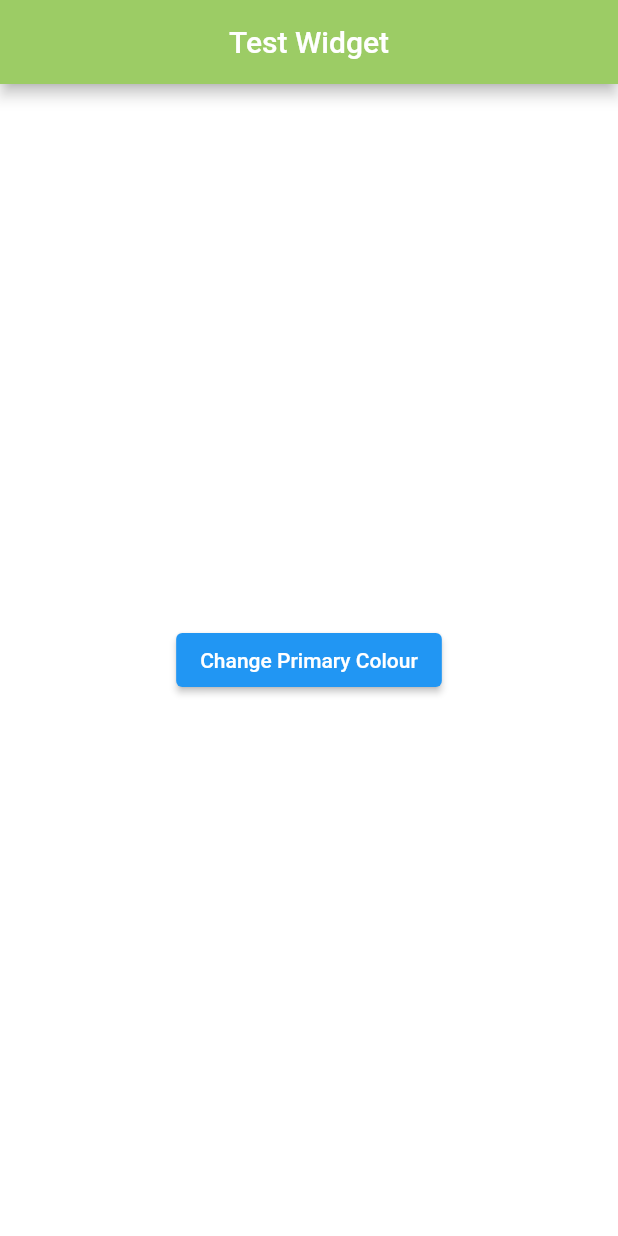
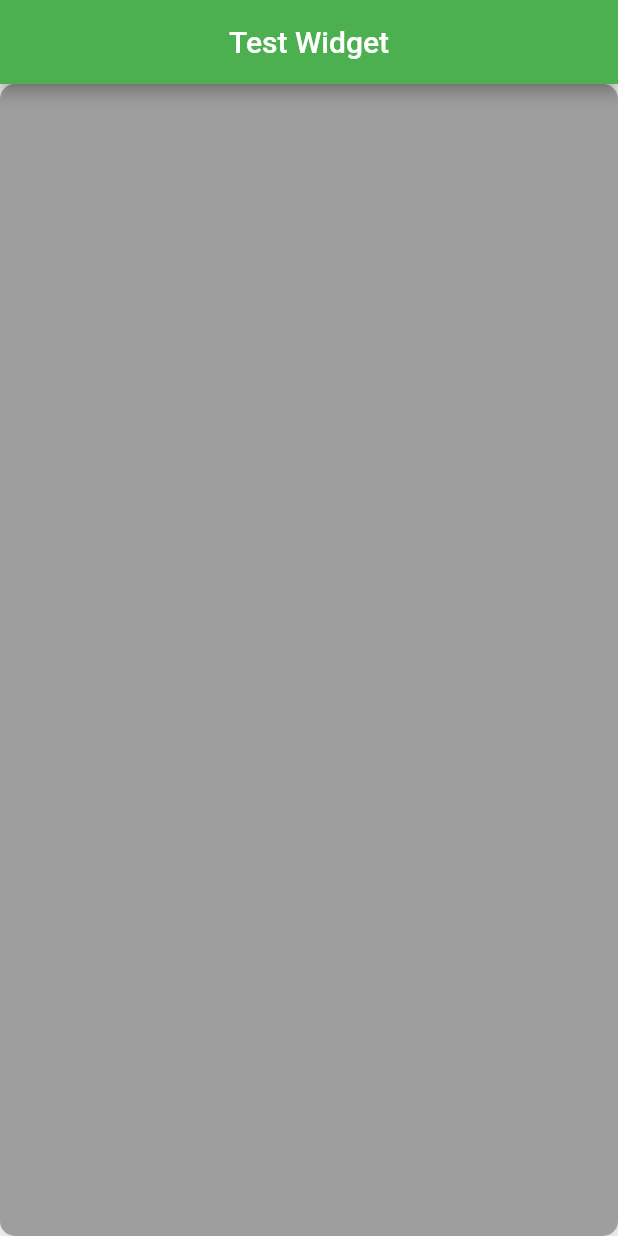
Before and after one commit to HadyMash/Releaf, a Flutter app: the screen it shows after launch, on a phone screen of 412 x 824 dp. Run offline on Flutter 3.47's test engine with Material 2 defaults, Android fonts, the phone set to English and light mode, and no system bars.

Commit message:
end of first actual day of working. Basic App Theme work done, making custom button

```diff
--- a/lib/shared/const/app_theme.dart
+++ b/lib/shared/const/app_theme.dart
@@ -1,4 +1,5 @@
 import 'package:flutter/material.dart';
+import 'package:flutter/cupertino.dart';
 import 'package:flutter/foundation.dart';
 import 'package:provider/provider.dart';
 
@@ -21,21 +22,23 @@ class ThemeBase {
 }
 
 class AppTheme with ChangeNotifier {
-  ThemeBase currentTheme;
-  ThemeBase lightTheme;
-  ThemeBase darkTheme;
+  late ThemeBase theme;
+  ThemeBase light;
+  ThemeBase dark;
 
   AppTheme({
-    required this.currentTheme,
-    required this.lightTheme,
-    required this.darkTheme,
-  });
+    required this.light,
+    required this.dark,
+  }) {
+    theme = light;
+  }
 
+  // TODO Make colour animate
   void toggleTheme() {
-    if (currentTheme.backgroundColor == lightTheme.backgroundColor) {
-      currentTheme = darkTheme;
-    } else if (currentTheme.backgroundColor == darkTheme.backgroundColor) {
-      currentTheme = lightTheme;
+    if (theme == light) {
+      theme = dark;
+    } else if (theme == dark) {
+      theme = light;
     }
     notifyListeners();
   }
@@ -45,22 +48,65 @@ class TestWidget extends StatelessWidget {
   @override
   Widget build(BuildContext context) {
     final AppTheme theme = Provider.of<AppTheme>(context);
-
     return Scaffold(
-      backgroundColor: theme.currentTheme.backgroundColor,
       appBar: AppBar(
+        backgroundColor: theme.theme.primary,
         title: Text('Test Widget'),
         centerTitle: true,
-        backgroundColor: theme.currentTheme.secondary,
       ),
-      body: Center(
-        child: ElevatedButton(
-          child: Text('Change Primary Colour'),
-          onPressed: () {
-            theme.toggleTheme();
-            print('toggling theme');
-          },
+      body: ThemedButton(),
+    );
+  }
+}
+
+class ThemedButton extends StatefulWidget {
+  // Button
+
+  @override
+  _ThemedButtonState createState() => _ThemedButtonState();
+}
+
+class _ThemedButtonState extends State<ThemedButton> {
+  @override
+  Widget build(BuildContext context) {
+    /*
+    return GestureDetector(
+      child: Container(
+        constraints: BoxConstraints(),
+        child: Text(
+          'Click Me!',
+          style: TextStyle(),
         ),
+        alignment: Alignment.center,
+        decoration: BoxDecoration(
+          color: Colors.grey,
+          borderRadius: BorderRadius.circular(10),
+          boxShadow: [
+            BoxShadow(
+              blurRadius: 10.0,
+              spreadRadius: 0,
+              color: Colors.black.withAlpha(60),
+              offset: Offset(0, 0),
+            ),
+          ],
+        ),
+      ),
+      // * CONTAINER END
+      onTap: () {},
+    );*/
+
+    return Container(
+      decoration: BoxDecoration(
+        color: Colors.grey,
+        borderRadius: BorderRadius.circular(10),
+        boxShadow: [
+          BoxShadow(
+            blurRadius: 10.0,
+            spreadRadius: 0,
+            color: Colors.black.withAlpha(60),
+            offset: Offset(0, 0),
+          ),
+        ],
       ),
     );
   }
```
Also changed, not shown: lib/main.dart (+2 -10 lines).
